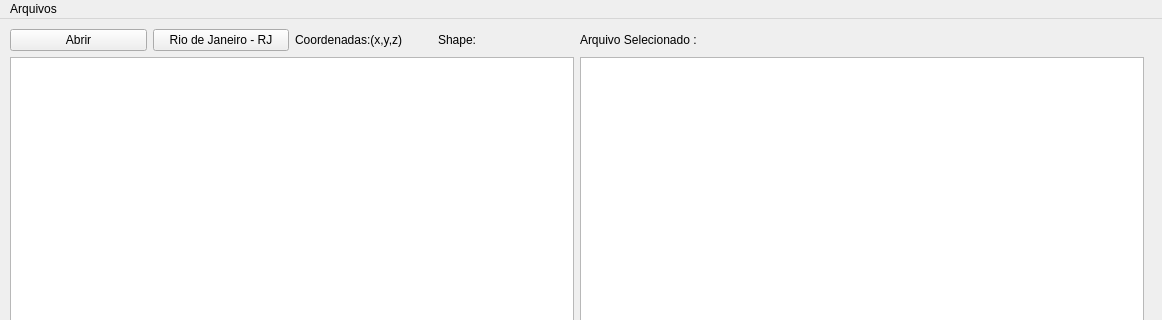
This is betsabe/open_tif_2.ui in BetSpaguetty/Projeto-Taludes as Qt 5 draws it before an edit; both pictures show x 0 to 1162 and y 0 to 320 of the 1162 by 601 pixel window. The edited form follows.
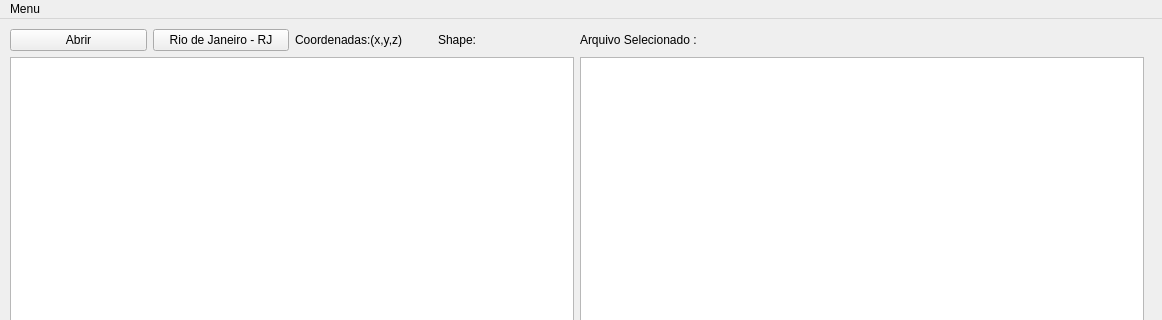
This is the edited form.

Commit message: arquivo do rio cortado finalmente

The edit to the form file:
```diff
--- a/betsabe/open_tif_2.ui
+++ b/betsabe/open_tif_2.ui
@@ -172,7 +172,7 @@
    </property>
    <widget class="QMenu" name="menuArquivos">
     <property name="title">
-     <string>Arquivos</string>
+     <string>Menu</string>
     </property>
     <addaction name="actionAbrir"/>
     <addaction name="actionCortar"/>
```
Left out of the diff: 2 changed lines with no effect on the pictures. The commit also changes 23 other files.
